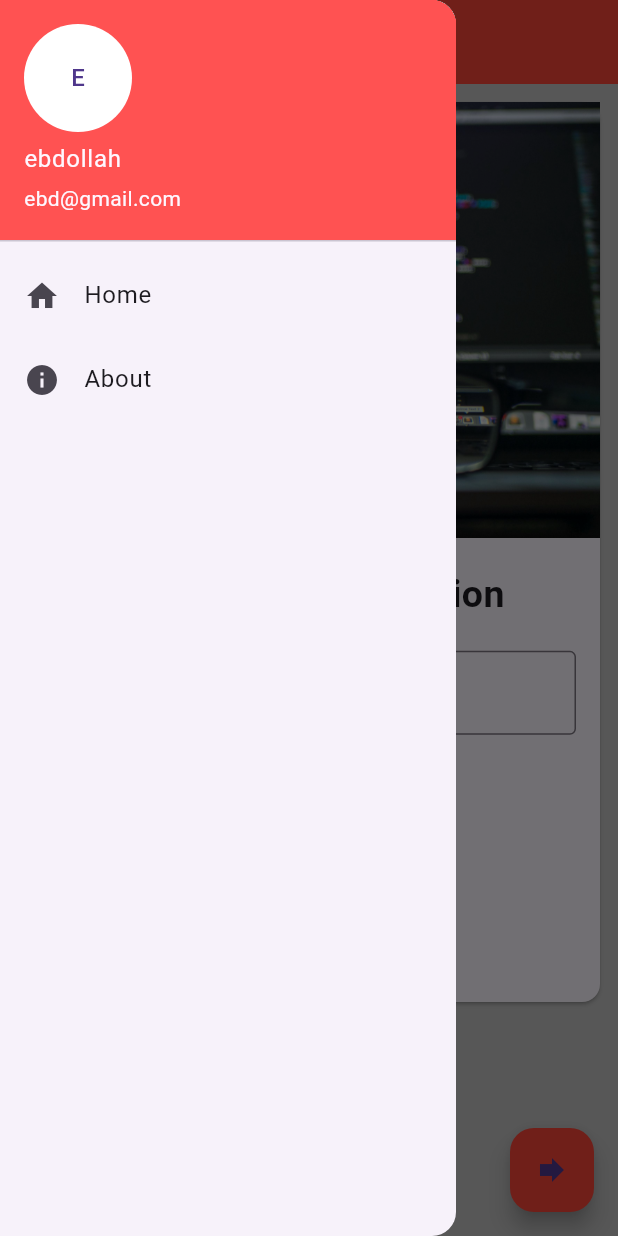
After one commit to Ebdollah/note-app, a Flutter app: the screen it shows after launch, with the side drawer open, on a phone screen of 412 x 824 dp. The commit adds this screen. Run offline on Flutter 3.47's test engine with Material 3 defaults, Android fonts, the phone set to English and light mode, and no system bars.

Commit message:
Organised the files

```diff
--- /dev/null
+++ b/lib/drawer.dart
@@ -0,0 +1,34 @@
+import "package:flutter/material.dart";
+
+// ignore: camel_case_types
+class myDrawer extends StatelessWidget {
+  const myDrawer({super.key});
+
+  @override
+  Widget build(BuildContext context) {
+    return Drawer(
+          child: ListView(
+        padding: EdgeInsets.zero,
+        children: <Widget>[
+          const UserAccountsDrawerHeader(
+              decoration: BoxDecoration(color: Colors.redAccent),
+              currentAccountPicture: CircleAvatar(
+                backgroundColor: Colors.white,
+                child: Text("E"),
+              ),
+              accountName: Text("ebdollah"),
+              accountEmail: Text("ebd@gmail.com")),
+          ListTile(
+            title: const Text("Home"),
+            leading: const Icon(Icons.home),
+            onTap: () {},
+          ),
+          ListTile(
+            title:const Text("About"),
+            leading:const Icon(Icons.info),
+            onTap: () {},
+          ),
+        ],
+      ));
+  }
+}
--- a/lib/main.dart
+++ b/lib/main.dart
@@ -1,116 +1,34 @@
-import 'package:flutter/cupertino.dart';
+// import 'package:flutter/cupertino.dart';
 import 'package:flutter/material.dart';
-import 'package:flutter/painting.dart';
-import 'package:flutter/rendering.dart';
-import 'package:flutter/widgets.dart';
+// import 'package:flutter/painting.dart';
+// import 'package:flutter/rendering.dart';
+// import 'package:flutter/widgets.dart';
+// import 'package:note_app/drawer.dart';
+// import 'package:note_app/name-card.dart';
+import 'package:note_app/pages/homepage.dart';
 
 void main() {
-  runApp(const MaterialApp(
-    home: HomePage(), // Assuming HomePage is a StatelessWidget
+  runApp(myApp());
+}
+class myApp extends StatelessWidget {
+  const myApp({super.key});
+
+  @override
+  Widget build(BuildContext context) {
+    return const MaterialApp(
+    home: HomePage() // Assuming HomePage is a StatelessWidget
     // theme: ThemeData.raw(
     //   primarySwatch: Colors.red,
     // ),
-  ));
+  );
+    //  HomePage();
+  }
 }
 
 // The main function is the entry point of the Flutter application. It calls runApp to start the app with a MaterialApp. The MaterialApp is configured with a HomePage widget as its home page.
 
-class HomePage extends StatefulWidget {
-  const HomePage({super.key});
 
-  @override
-  State<HomePage> createState() => _HomePageState();
-}
 
-class _HomePageState extends State<HomePage> {
-  var myInfo = '';
-final myController = TextEditingController();  @override
-  Widget build(BuildContext context) {
-    // The Container widget is a box model that allows you to create a box with various properties such as color, padding, margin, etc.
-    return Scaffold(
-      backgroundColor: Colors.grey[400],
-      appBar: AppBar(
-        title: const Text('my app'),
-        backgroundColor: Colors.red,
-      ),
-      body: Padding(
-        padding: const EdgeInsets.all(8.0),
-        child: SingleChildScrollView(
-          child: Card(
-            child: SizedBox(
-              height: 600,
-              child: Column(
-                children: <Widget>[
-                  Image.asset('assets/coding.jpg'),
-                  const Text(
-                    'Enter Your Information',
-                    style: TextStyle(
-                      fontSize: 25.0,
-                      height: 3.0,
-                      fontWeight: FontWeight.bold,
-                    ),
-                  ),
-                  Padding(padding:const EdgeInsets.symmetric(horizontal: 16.0),
-                  child: TextField(
-                    controller: myController,
-                    decoration:const InputDecoration(
-                      border: OutlineInputBorder(),
-                      hintText: 'Enter Name',
-                      labelText: 'Name',
-                    ),
-                  )
-                  ),
-                  Text(
-                    myInfo,
-                    style:const TextStyle(
-                      fontSize: 25.0,
-                      height: 3.0,
-                      fontWeight: FontWeight.bold,
-                    ))
-
-                ],
-              ),
-            )),
-        ),
-      ),
-      drawer: Drawer(
-          child: ListView(
-        padding: EdgeInsets.zero,
-        children: <Widget>[
-          const UserAccountsDrawerHeader(
-              decoration: BoxDecoration(color: Colors.redAccent),
-              currentAccountPicture: CircleAvatar(
-                backgroundColor: Colors.white,
-                child: Text("E"),
-              ),
-              accountName: Text("ebdollah"),
-              accountEmail: Text("ebd@gmail.com")),
-          ListTile(
-            title: const Text("Home"),
-            leading: const Icon(Icons.home),
-            onTap: () {},
-          ),
-          ListTile(
-            title:const Text("About"),
-            leading:const Icon(Icons.info),
-            onTap: () {},
-          ),
-        ],
-      )),
-      floatingActionButton: FloatingActionButton(
-        onPressed: () {
-          // Add your onPressed code here!
-          setState(() {
-            myInfo = myController.text;
-          });
-          // myInfo = myController.text;
-        },
-        backgroundColor: Colors.red,
-        child: const Icon(Icons.forward),
-      ),
-    );
-  }
-}
 // Widget Hierarchy:
 // Container is the outermost widget, providing a yellow background.
 // Center is a child of the Container, ensuring that its child (Text) is centered within the container.
--- /dev/null
+++ b/lib/name-card.dart
@@ -0,0 +1,52 @@
+import "package:flutter/material.dart";
+
+// ignore: camel_case_types
+class nameCardWid extends StatelessWidget {
+  const nameCardWid({
+    super.key,
+    required this.myController,
+    required this.myInfo,
+  });
+
+  final TextEditingController myController;
+  final String myInfo;
+
+  @override
+  Widget build(BuildContext context) {
+    return Card(
+      child: SizedBox(
+        height: 600,
+        child: Column(
+          children: <Widget>[
+            Image.asset('assets/coding.jpg'),
+            const Text(
+              'Enter Your Information',
+              style: TextStyle(
+                fontSize: 25.0,
+                height: 3.0,
+                fontWeight: FontWeight.bold,
+              ),
+            ),
+            Padding(padding:const EdgeInsets.symmetric(horizontal: 16.0),
+            child: TextField(
+              controller: myController,
+              decoration:const InputDecoration(
+                border: OutlineInputBorder(),
+                hintText: 'Enter Name',
+                labelText: 'Name',
+              ),
+            )
+            ),
+            Text(
+              myInfo,
+              style:const TextStyle(
+                fontSize: 25.0,
+                height: 3.0,
+                fontWeight: FontWeight.bold,
+              ))
+
+          ],
+        ),
+      ));
+  }
+}
--- /dev/null
+++ b/lib/pages/homepage.dart
@@ -0,0 +1,43 @@
+import 'package:flutter/material.dart';
+import 'package:note_app/drawer.dart';
+import 'package:note_app/name-card.dart';
+
+class HomePage extends StatefulWidget {
+  const HomePage({super.key});
+
+  @override
+  State<HomePage> createState() => _HomePageState();
+}
+
+class _HomePageState extends State<HomePage> {
+  var myInfo = '';
+final myController = TextEditingController();  @override
+  Widget build(BuildContext context) {
+    // The Container widget is a box model that allows you to create a box with various properties such as color, padding, margin, etc.
+    return Scaffold(
+      backgroundColor: Colors.grey[400],
+      appBar: AppBar(
+        title: const Text('my app'),
+        backgroundColor: Colors.red,
+      ),
+      body: Padding(
+        padding: const EdgeInsets.all(8.0),
+        child: SingleChildScrollView(
+          child: nameCardWid(myController: myController, myInfo: myInfo),
+        ),
+      ),
+      drawer:const myDrawer(),
+      floatingActionButton: FloatingActionButton(
+        onPressed: () {
+          // Add your onPressed code here!
+          setState(() {
+            myInfo = myController.text;
+          });
+          // myInfo = myController.text;
+        },
+        backgroundColor: Colors.red,
+        child: const Icon(Icons.forward),
+      ),
+    );
+  }
+}
```
